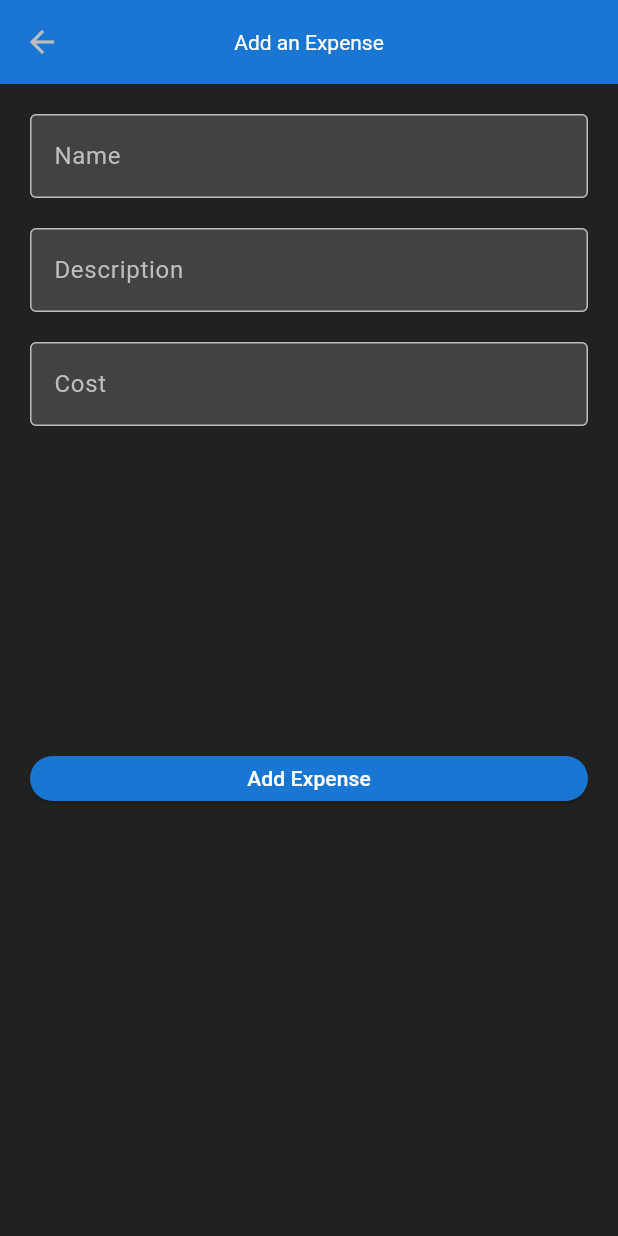
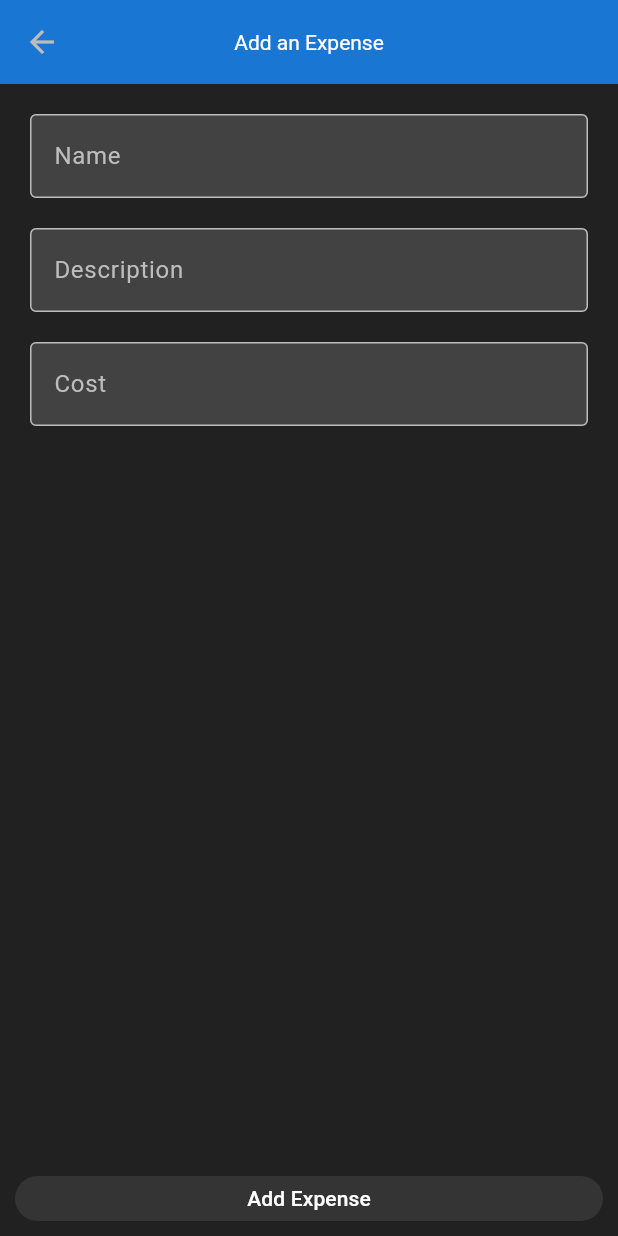
Before and after one commit to tranpham9/expense-tracker, a Flutter app: the AddExpensePage screen opened directly with empty values, on a phone screen of 412 x 824 dp. Run offline on Flutter 3.47's test engine with Material 3 defaults, Android fonts, the phone set to English and light mode, and no system bars; our stand-ins replace dio, flutter_secure_storage, skeletonizer; accounts and stored records are empty.

Commit message:
Expense Form Validation Works
I added form validation for adding expenses. I also made it so you can copy the trip code to the system clipboard to make it easy to share.

```diff
--- a/frontend/mobile/accountability_mobile_app/lib/ui/trips_page/expensecrud.dart
+++ b/frontend/mobile/accountability_mobile_app/lib/ui/trips_page/expensecrud.dart
@@ -137,13 +137,25 @@ class AddExpensePage extends StatefulWidget {
 class _AddExpensePageState extends State<AddExpensePage> {
   // Grab text that will be entered by the user
   final TextEditingController nameController = TextEditingController();
+  String? nameError;
   final TextEditingController descriptionController = TextEditingController();
   final TextEditingController costController = TextEditingController();
+  String? costError;
   late List<bool> isChecked;
 
   @override
   void initState() {
     super.initState();
+    nameController.addListener(() {
+      setState(() {
+        nameError = validateText("description", nameController.text);
+      });
+    });
+    costController.addListener(() {
+      setState(() {
+        costError = validateText("cost", costController.text);
+      });
+    });
     isChecked = List.generate(widget.members.length, (index) => false);
   }
 
@@ -155,23 +167,27 @@ class _AddExpensePageState extends State<AddExpensePage> {
         title: const Text("Add an Expense"),
         centerTitle: true,
       ),
-      body: Padding(
+      body: Column(
+        children: [
+          Expanded(
+            child: Padding(
               padding: const EdgeInsets.all(10),
               child: ListView(
                 // Have our list of containers that will take in text input
                 children: <Widget>[
-            // Enter nameController
+                  // Enter Name
                   Container(
                     padding: const EdgeInsets.all(10),
                     child: TextField(
                       controller: nameController,
-                decoration: const InputDecoration(
+                      decoration: InputDecoration(
                         border: OutlineInputBorder(),
                         labelText: 'Name',
+                        errorText: nameError,
                       ),
                     ),
                   ),
-            // Enter descriptionController
+                  // Enter Description
                   Container(
                     padding: const EdgeInsets.all(10),
                     child: TextField(
@@ -186,22 +202,23 @@ class _AddExpensePageState extends State<AddExpensePage> {
                   Container(
                     padding: const EdgeInsets.all(10),
                     child: TextField(
+                      keyboardType: TextInputType.number,
                       controller: costController,
-                decoration: const InputDecoration(
+                      decoration: InputDecoration(
                         border: OutlineInputBorder(),
                         labelText: 'Cost',
+                        errorText: costError,
                       ),
                     ),
                   ),
                   // Add Members to the Expense
                   // TODO: Get this to be in some sort of grid view??
                   SingleChildScrollView(
-              child: SizedBox(
+                    child: isChecked.isEmpty
+                        ? SizedBox.shrink()
+                        : SizedBox(
                             height: 200,
-                // Ensure we don't display if there aren't any members
-                child: isChecked.isEmpty
-                    ? null
-                    : ListView.builder(
+                            child: ListView.builder(
                               itemCount: widget.members.length,
                               itemBuilder: (context, index) {
                                 return CheckboxListTile(
@@ -218,19 +235,24 @@ class _AddExpensePageState extends State<AddExpensePage> {
                                   activeColor: Colors.white,
                                   checkColor: Theme.of(context).primaryColor,
                                 );
-                        }),
+                              },
+                            ),
+                          ),
+                  ),
+                ],
+              ),
             ),
           ),
           // Confirm Add Expense
           Container(
             height: 50,
+            width: double.infinity,
             padding: const EdgeInsets.all(10),
             child: ElevatedButton(
-                child: const Text(
-                  'Add Expense',
-                  style: TextStyle(color: Colors.white),
-                ),
-                onPressed: () async {
+              onPressed: (disableButton([nameError, costError],
+                      [nameController.text, costController.text]))
+                  ? null
+                  : () async {
                       List<String> addMembers = [];
                       // Only add members if they are checked
                       for (int i = 0; i < isChecked.length; i++) {
@@ -244,7 +266,9 @@ class _AddExpensePageState extends State<AddExpensePage> {
                               widget.tripId,
                               nameController.text,
                               descriptionController.text,
-                          double.parse(costController.text).toDouble(),
+                              double.parse(
+                                      costController.text.replaceAll(',', ''))
+                                  .toDouble(),
                               addMembers)
                           .then((response) {
                         if (response == null) {
@@ -258,11 +282,14 @@ class _AddExpensePageState extends State<AddExpensePage> {
                         Navigator.pop(context);
                       });
                     },
+              child: const Text(
+                'Add Expense',
+                style: TextStyle(color: Colors.white),
+              ),
             ),
           ),
         ],
       ),
-      ),
     );
   }
 }
```
Also changed, not shown: frontend/mobile/accountability_mobile_app/lib/ui/trips_page/viewtrippage.dart (+34 -12 lines), frontend/mobile/accountability_mobile_app/lib/utility/helpers.dart (+10 -0 lines). Lines whose indentation alone changed are shown as unchanged.
